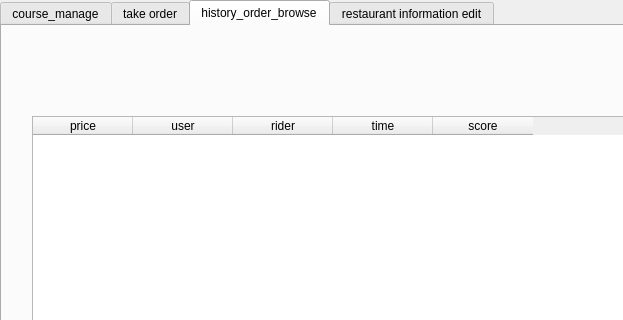
First picture: the form in ui/restpage.ui, repository VandyLu/Takeout, before the edit; both pictures show x 0 to 623 and y 0 to 320 of the 800 by 600 pixel window.
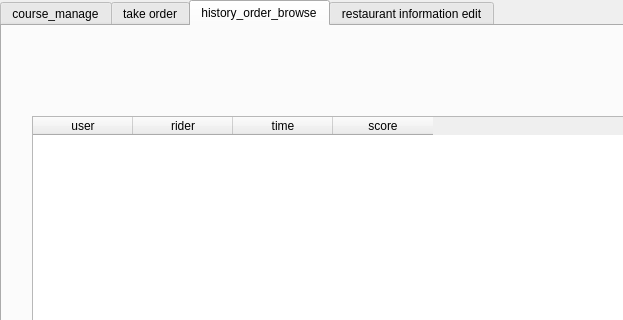
Second picture: the form after the edit. The open tabs and pages were chosen to show the change.

The edit to the form file:
```diff
--- a/ui/restpage.ui
+++ b/ui/restpage.ui
@@ -412,11 +412,6 @@
      <attribute name="horizontalHeaderDefaultSectionSize">
       <number>100</number>
      </attribute>
-     <column>
-      <property name="text">
-       <string>price</string>
-      </property>
-     </column>
      <column>
       <property name="text">
        <string>user</string>
```
Left out of the diff: 4 changed lines with no effect on the pictures.
